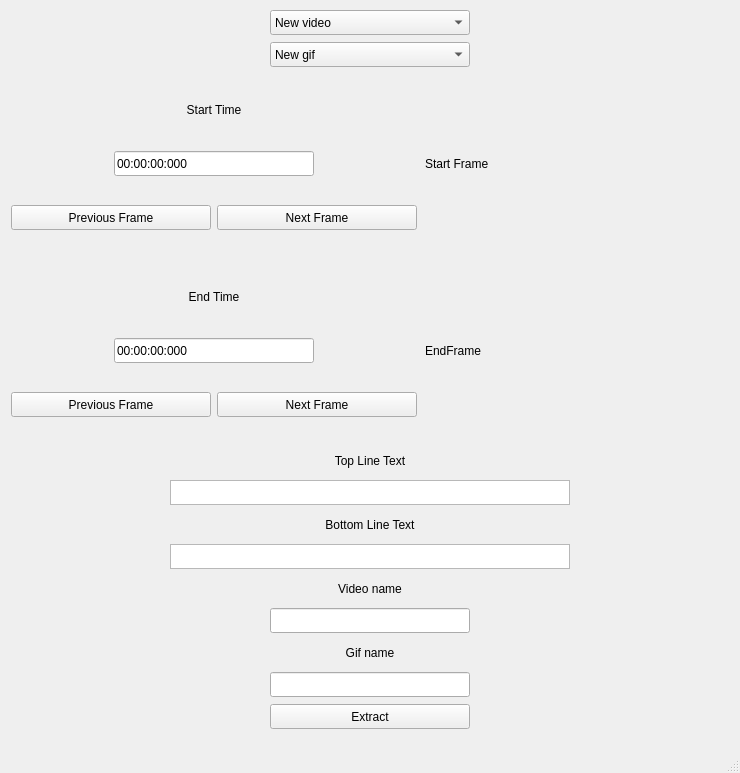
Old version of the form mainwindow.ui in the repository BigFatFlo/gif_extractor.
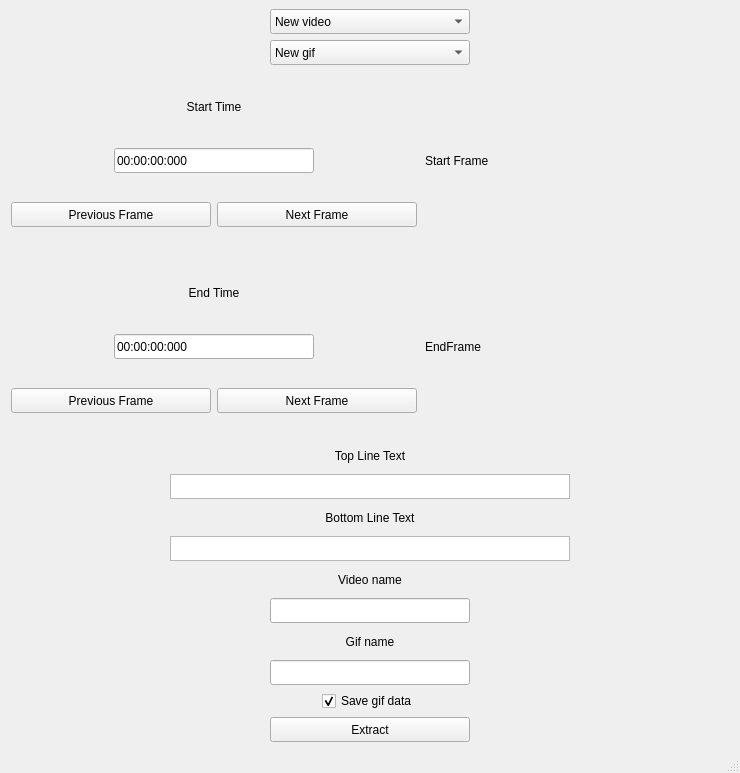
New version of the form.

Commit message:
Add checkbox to save gif data or not
- no need to save new gif data if only the text and
gif name are different, so give user a choice

```diff
--- a/mainwindow.ui
+++ b/mainwindow.ui
@@ -456,6 +456,16 @@
       </property>
      </widget>
     </item>
+    <item alignment="Qt::AlignHCenter">
+     <widget class="QCheckBox" name="saveGifDataCheckBox">
+      <property name="text">
+       <string>Save gif data</string>
+      </property>
+      <property name="checked">
+       <bool>true</bool>
+      </property>
+     </widget>
+    </item>
     <item alignment="Qt::AlignHCenter">
      <widget class="QPushButton" name="extractButton">
       <property name="minimumSize">
```
The commit also changes 2 other files.
